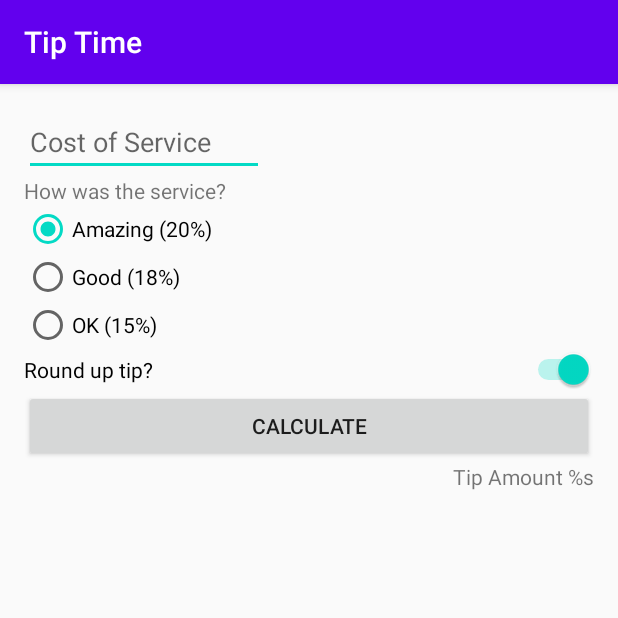
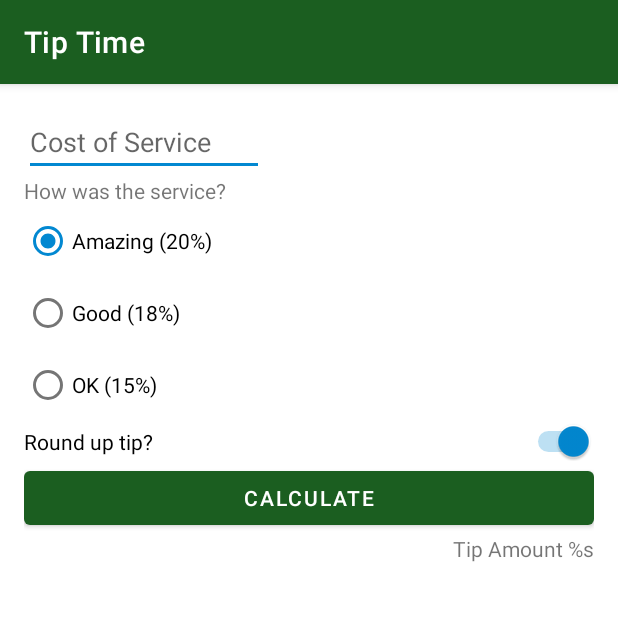
Before and after one commit to dedywong31/android-kotlin-tip-calculator-app, an Android app: the screen it shows after launch (MainActivity), on a phone screen of 412 x 824 dp, the top half of it. Run offline under Robolectric (Android 15) with nearby library versions, the phone set to English and light mode, and no system bars; 2 statements that could not run were skipped.

Commit message:
customize theme and add dark theme

```diff
--- a/app/build.gradle
+++ b/app/build.gradle
@@ -32,7 +32,7 @@ dependencies {
     implementation fileTree(dir: "libs", include: ["*.jar"])
     implementation "org.jetbrains.kotlin:kotlin-stdlib:$kotlin_version"
     implementation 'androidx.core:core-ktx:1.3.2'
-    implementation 'androidx.appcompat:appcompat:1.2.0'
+    implementation 'com.google.android.material:material:1.2.0'
     implementation 'androidx.constraintlayout:constraintlayout:2.0.4'
     testImplementation 'junit:junit:4.12'
     androidTestImplementation 'androidx.test.ext:junit:1.1.2'
--- a/app/src/main/AndroidManifest.xml
+++ b/app/src/main/AndroidManifest.xml
@@ -8,7 +8,7 @@
         android:label="@string/app_name"
         android:roundIcon="@mipmap/ic_launcher_round"
         android:supportsRtl="true"
-        android:theme="@style/AppTheme">
+        android:theme="@style/Theme.TipTime">
         <activity android:name=".MainActivity">
             <intent-filter>
                 <action android:name="android.intent.action.MAIN" />
--- /dev/null
+++ b/app/src/main/res/values-night/themes.xml
@@ -0,0 +1,16 @@
+<resources xmlns:tools="http://schemas.android.com/tools">
+    <!-- Base application theme. -->
+    <style name="Theme.TipTime" parent="Theme.MaterialComponents.DayNight.DarkActionBar">
+        <!-- Primary brand color. -->
+        <item name="colorPrimary">@color/green_light</item>
+        <item name="colorPrimaryVariant">@color/green</item>
+        <item name="colorOnPrimary">@color/black</item>
+        <!-- Secondary brand color. -->
+        <item name="colorSecondary">@color/blue_light</item>
+        <item name="colorSecondaryVariant">@color/blue_light</item>
+        <item name="colorOnSecondary">@color/black</item>
+        <!-- Status bar color. -->
+        <item name="android:statusBarColor" tools:targetApi="l">?attr/colorPrimaryVariant</item>
+        <!-- Customize your theme here. -->
+    </style>
+</resources>
--- a/app/src/main/res/values/colors.xml
+++ b/app/src/main/res/values/colors.xml
@@ -1,6 +1,17 @@
 <?xml version="1.0" encoding="utf-8"?>
 <resources>
-    <color name="colorPrimary">#6200EE</color>
-    <color name="colorPrimaryDark">#3700B3</color>
-    <color name="colorAccent">#03DAC5</color>
+    <color name="purple_200">#FFBB86FC</color>
+    <color name="purple_500">#FF6200EE</color>
+    <color name="purple_700">#FF3700B3</color>
+    <color name="teal_200">#FF03DAC5</color>
+    <color name="teal_700">#FF018786</color>
+    <color name="black">#FF000000</color>
+    <color name="white">#FFFFFFFF</color>
+
+    <color name="green">#1B5E20</color>
+    <color name="green_dark">#003300</color>
+    <color name="green_light">#A5D6A7</color>
+    <color name="blue">#0288D1</color>
+    <color name="blue_dark">#005B9F</color>
+    <color name="blue_light">#81D4FA</color>
 </resources>
--- a/app/src/main/res/values/styles.xml
+++ b/app/src/main/res/values/styles.xml
@@ -1,10 +1 @@
-<resources>
-    <!-- Base application theme. -->
-    <style name="AppTheme" parent="Theme.AppCompat.Light.DarkActionBar">
-        <!-- Customize your theme here. -->
-        <item name="colorPrimary">@color/colorPrimary</item>
-        <item name="colorPrimaryDark">@color/colorPrimaryDark</item>
-        <item name="colorAccent">@color/colorAccent</item>
-    </style>
-
-</resources>
+<resources></resources>
--- /dev/null
+++ b/app/src/main/res/values/themes.xml
@@ -0,0 +1,16 @@
+<resources xmlns:tools="http://schemas.android.com/tools">
+    <!-- Base application theme. -->
+    <style name="Theme.TipTime" parent="Theme.MaterialComponents.DayNight.DarkActionBar">
+        <!-- Primary brand color. -->
+        <item name="colorPrimary">@color/green</item>
+        <item name="colorPrimaryVariant">@color/green_dark</item>
+        <item name="colorOnPrimary">@color/white</item>
+        <!-- Secondary brand color. -->
+        <item name="colorSecondary">@color/blue</item>
+        <item name="colorSecondaryVariant">@color/blue_dark</item>
+        <item name="colorOnSecondary">@color/black</item>
+        <!-- Status bar color. -->
+        <item name="android:statusBarColor" tools:targetApi="l">?attr/colorPrimaryVariant</item>
+        <!-- Customize your theme here. -->
+    </style>
+</resources>
```
